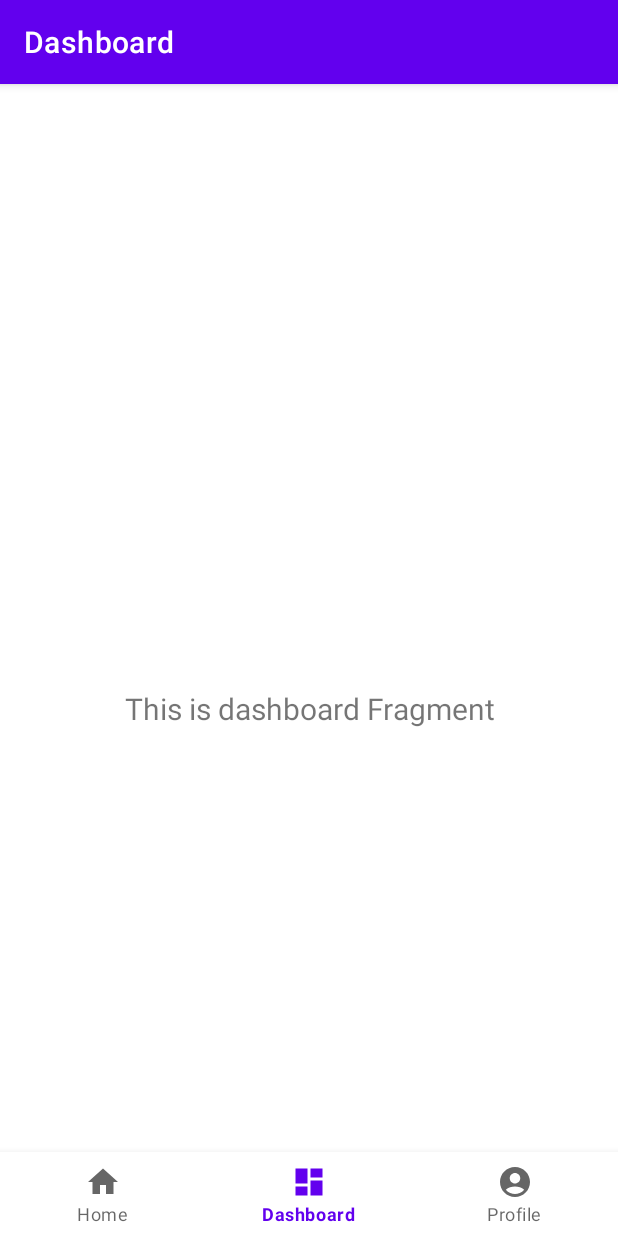
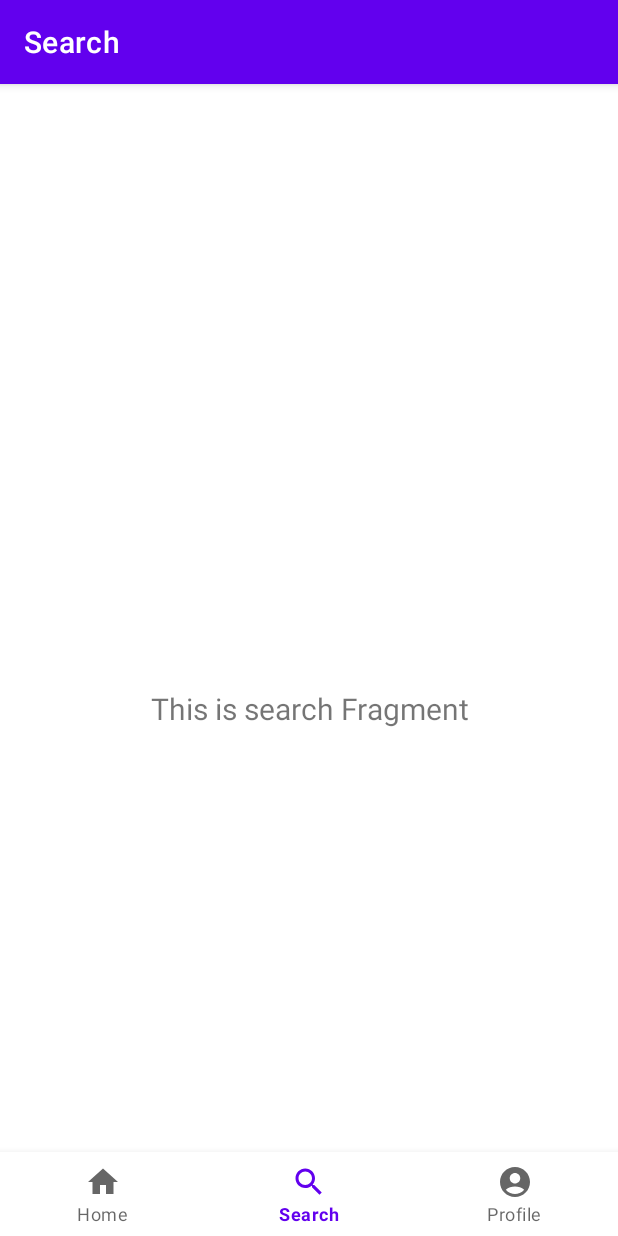
Before and after one commit to dwiaziprasetya/GithubUserApp, an Android app: the screen it shows after launch (MainActivity), item 2 of the bottom bar chosen, on a phone screen of 412 x 824 dp. Run offline under Robolectric (Android 15) with nearby library versions, the phone set to English and light mode, and no system bars; our stand-ins replace navigation-ui.

Commit message:
Menghapus fragment dashboard dan menggantinya dengan fragment search

```diff
--- a/app/src/main/java/com/example/githubuserapp/MainActivity.kt
+++ b/app/src/main/java/com/example/githubuserapp/MainActivity.kt
@@ -26,7 +26,7 @@
         // menu should be considered as top level destinations.
         val appBarConfiguration = AppBarConfiguration(
             setOf(
-                R.id.navigation_home, R.id.navigation_dashboard, R.id.navigation_profile
+                R.id.navigation_home, R.id.navigation_search, R.id.navigation_profile
             )
         )
         setupActionBarWithNavController(navController, appBarConfiguration)
--- a/app/src/main/java/com/example/githubuserapp/ui/dashboard/DashboardFragment.kt
+++ /dev/null
@@ -1,42 +0,0 @@
-package com.example.githubuserapp.ui.dashboard
-
-import android.os.Bundle
-import android.view.LayoutInflater
-import android.view.View
-import android.view.ViewGroup
-import android.widget.TextView
-import androidx.fragment.app.Fragment
-import androidx.lifecycle.ViewModelProvider
-import com.example.githubuserapp.databinding.FragmentDashboardBinding
-
-class DashboardFragment : Fragment() {
-
-    private var _binding: FragmentDashboardBinding? = null
-
-    // This property is only valid between onCreateView and
-    // onDestroyView.
-    private val binding get() = _binding!!
-
-    override fun onCreateView(
-        inflater: LayoutInflater,
-        container: ViewGroup?,
-        savedInstanceState: Bundle?
-    ): View {
-        val dashboardViewModel =
-            ViewModelProvider(this).get(DashboardViewModel::class.java)
-
-        _binding = FragmentDashboardBinding.inflate(inflater, container, false)
-        val root: View = binding.root
-
-        val textView: TextView = binding.textDashboard
-        dashboardViewModel.text.observe(viewLifecycleOwner) {
-            textView.text = it
-        }
-        return root
-    }
-
-    override fun onDestroyView() {
-        super.onDestroyView()
-        _binding = null
-    }
-}
--- a/app/src/main/java/com/example/githubuserapp/ui/profile/ProfileFragment.kt
+++ b/app/src/main/java/com/example/githubuserapp/ui/profile/ProfileFragment.kt
@@ -13,7 +13,6 @@
 class ProfileFragment : Fragment() {
 
     private var _binding: FragmentProfileBinding? = null
-
     private val binding get() = _binding!!
 
     override fun onCreateView(
--- /dev/null
+++ b/app/src/main/java/com/example/githubuserapp/ui/search/SearchFragment.kt
@@ -0,0 +1,34 @@
+package com.example.githubuserapp.ui.search
+
+import androidx.lifecycle.ViewModelProvider
+import android.os.Bundle
+import androidx.fragment.app.Fragment
+import android.view.LayoutInflater
+import android.view.View
+import android.view.ViewGroup
+import android.widget.TextView
+import com.example.githubuserapp.databinding.FragmentSearchBinding
+
+class SearchFragment : Fragment() {
+
+    private var _binding: FragmentSearchBinding? = null
+
+    private val binding get() = _binding!!
+    override fun onCreateView(
+        inflater: LayoutInflater, container: ViewGroup?,
+        savedInstanceState: Bundle?,
+    ): View {
+        val searchViewModel =
+            ViewModelProvider(this)[SearchViewModel::class.java]
+
+        _binding = FragmentSearchBinding.inflate(inflater, container, false)
+        val root: View = binding.root
+
+        val textView: TextView = binding.textSearch
+        searchViewModel.text.observe(viewLifecycleOwner) {
+            textView.text = it
+        }
+        return root
+    }
+
+}
--- a/app/src/main/java/com/example/githubuserapp/ui/dashboard/DashboardViewModel.kt
+++ b/app/src/main/java/com/example/githubuserapp/ui/search/SearchViewModel.kt
@@ -1,13 +1,13 @@
-package com.example.githubuserapp.ui.dashboard
+package com.example.githubuserapp.ui.search
 
 import androidx.lifecycle.LiveData
 import androidx.lifecycle.MutableLiveData
 import androidx.lifecycle.ViewModel
 
-class DashboardViewModel : ViewModel() {
+class SearchViewModel : ViewModel() {
+    private val _text = MutableLiveData<String>().apply {
+        value = "This is search Fragment"
+    }
 
-    private val _text = MutableLiveData<String>().apply {
-        value = "This is dashboard Fragment"
-    }
     val text: LiveData<String> = _text
 }
--- /dev/null
+++ b/app/src/main/res/drawable/baseline_search_24.xml
@@ -0,0 +1,5 @@
+<vector android:height="24dp" android:tint="#000000"
+    android:viewportHeight="24" android:viewportWidth="24"
+    android:width="24dp" xmlns:android="http://schemas.android.com/apk/res/android">
+    <path android:fillColor="@android:color/white" android:pathData="M15.5,14h-0.79l-0.28,-0.27C15.41,12.59 16,11.11 16,9.5 16,5.91 13.09,3 9.5,3S3,5.91 3,9.5 5.91,16 9.5,16c1.61,0 3.09,-0.59 4.23,-1.57l0.27,0.28v0.79l5,4.99L20.49,19l-4.99,-5zM9.5,14C7.01,14 5,11.99 5,9.5S7.01,5 9.5,5 14,7.01 14,9.5 11.99,14 9.5,14z"/>
+</vector>
--- a/app/src/main/res/layout/fragment_dashboard.xml
+++ b/app/src/main/res/layout/fragment_search.xml
@@ -1,13 +1,13 @@
 <?xml version="1.0" encoding="utf-8"?>
 <androidx.constraintlayout.widget.ConstraintLayout xmlns:android="http://schemas.android.com/apk/res/android"
-    xmlns:app="http://schemas.android.com/apk/res-auto"
     xmlns:tools="http://schemas.android.com/tools"
     android:layout_width="match_parent"
     android:layout_height="match_parent"
-    tools:context=".ui.dashboard.DashboardFragment">
+    xmlns:app="http://schemas.android.com/apk/res-auto"
+    tools:context=".ui.search.SearchFragment">
 
     <TextView
-        android:id="@+id/text_dashboard"
+        android:id="@+id/text_search"
         android:layout_width="match_parent"
         android:layout_height="wrap_content"
         android:layout_marginStart="8dp"
@@ -18,5 +18,6 @@
         app:layout_constraintBottom_toBottomOf="parent"
         app:layout_constraintEnd_toEndOf="parent"
         app:layout_constraintStart_toStartOf="parent"
-        app:layout_constraintTop_toTopOf="parent" />
+        app:layout_constraintTop_toTopOf="parent"/>
+
 </androidx.constraintlayout.widget.ConstraintLayout>
--- a/app/src/main/res/menu/bottom_nav_menu.xml
+++ b/app/src/main/res/menu/bottom_nav_menu.xml
@@ -4,12 +4,12 @@
     <item
         android:id="@+id/navigation_home"
         android:icon="@drawable/ic_home_black_24dp"
-        android:title="@string/title_home" />
+        android:title="@string/title_home"/>
 
     <item
-        android:id="@+id/navigation_dashboard"
-        android:icon="@drawable/ic_dashboard_black_24dp"
-        android:title="@string/title_dashboard" />
+        android:id="@+id/navigation_search"
+        android:icon="@drawable/baseline_search_24"
+        android:title="@string/title_search"/>
 
     <item
         android:id="@+id/navigation_profile"
--- a/app/src/main/res/navigation/mobile_navigation.xml
+++ b/app/src/main/res/navigation/mobile_navigation.xml
@@ -12,15 +12,15 @@
         tools:layout="@layout/fragment_home" />
 
     <fragment
-        android:id="@+id/navigation_dashboard"
-        android:name="com.example.githubuserapp.ui.dashboard.DashboardFragment"
-        android:label="@string/title_dashboard"
-        tools:layout="@layout/fragment_dashboard" />
-
-    <fragment
         android:id="@+id/navigation_profile"
         android:name="com.example.githubuserapp.ui.profile.ProfileFragment"
         android:label="@string/title_profile"
         tools:layout="@layout/fragment_profile" />
 
+    <fragment
+        android:id="@+id/navigation_search"
+        android:name="com.example.githubuserapp.ui.search.SearchFragment"
+        android:label="@string/title_search"
+        tools:layout="@layout/fragment_search"/>
+
 </navigation>
--- a/app/src/main/res/values/strings.xml
+++ b/app/src/main/res/values/strings.xml
@@ -1,7 +1,6 @@
 <resources>
     <string name="app_name">Github User App</string>
     <string name="title_home">Home</string>
-    <string name="title_dashboard">Dashboard</string>
-    <string name="title_notifications">Notifications</string>
     <string name="title_profile">Profile</string>
+    <string name="title_search">Search</string>
 </resources>
```
